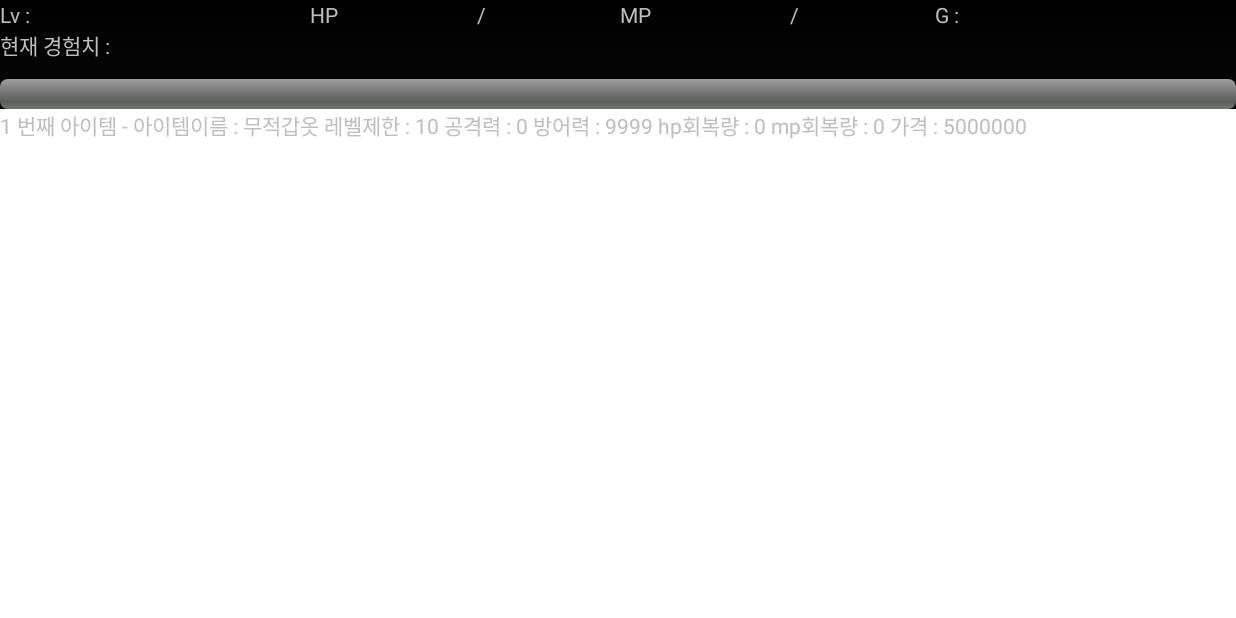
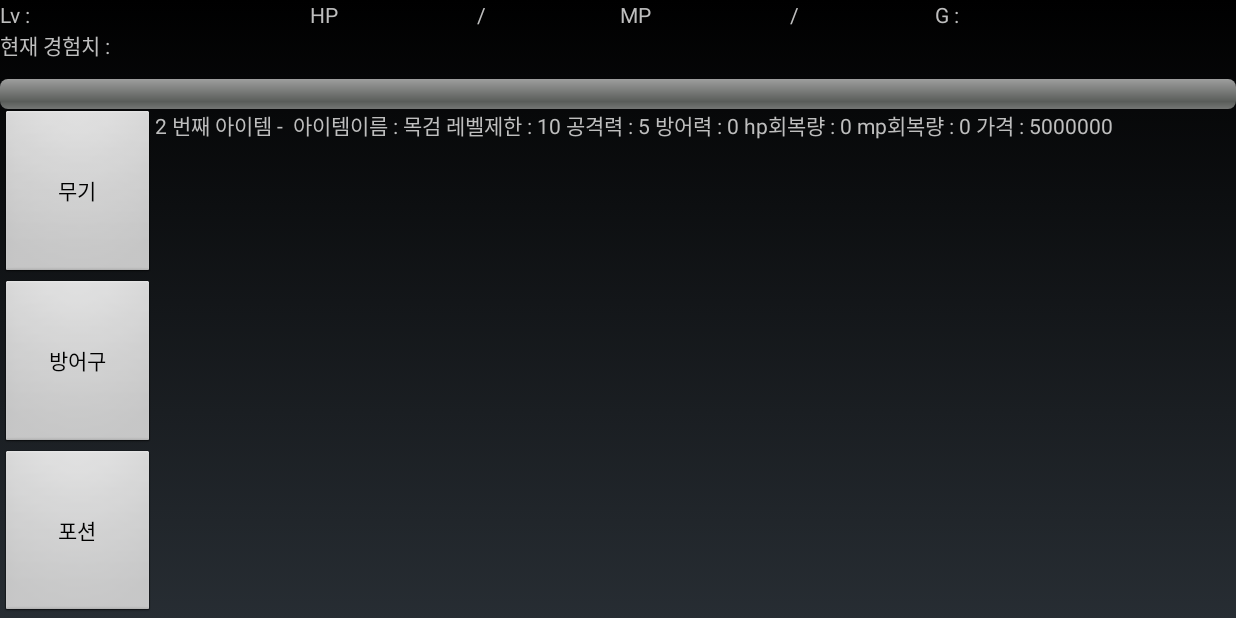
Before and after one commit to qhtlr4/Android_RPG_project, an Android app: the GameActivity screen opened directly, with no data from a screen before it, after a tap on "인벤토리", on a phone screen of 824 x 412 dp (held sideways). Run offline under Robolectric (Android 15) with nearby library versions, the phone set to English and light mode, and no system bars; 2 statements that could not run were skipped.

Commit message:
인벤토리 레이아웃 구현 db작동 확인

```diff
--- a/app/src/main/java/com/example/sec/android_rpg_project/DBHelper.java
+++ b/app/src/main/java/com/example/sec/android_rpg_project/DBHelper.java
@@ -21,19 +21,20 @@ public class DBHelper extends SQLiteOpenHelper {
 
     @Override
     public void onCreate(SQLiteDatabase sqLiteDatabase) {
-        //아이템번호, 이름, 레벨제헌, 공, 방어, 피회복, 마나회복, 가격
+        //아이템번호, 이름, 레벨제헌, 공, 방어, 피회복, 마나회복, 가격, 아이템클래스(0, 1, 2, 3)
         //item_id = 1부터 시작
-        sqLiteDatabase.execSQL("CREATE TABLE ITEM (item_id INTEGER PRIMARY KEY AUTOINCREMENT, item_name TEXT, use_level INTEGER, attack INTEGER, defence INTEGER, addHp INTEGER, addMp INTEGER, cost INTEGER);");
-        sqLiteDatabase.execSQL("INSERT INTO ITEM VALUES(null, '골드', 0, 0, 0, 0, 0, 0);");
-        sqLiteDatabase.execSQL("INSERT INTO ITEM VALUES(null, '목검', 5, 5, 0, 0, 0, 500);");
-        sqLiteDatabase.execSQL("INSERT INTO ITEM VALUES(null, '청동검', 7, 7, 0, 0, 0, 5000);");
-        sqLiteDatabase.execSQL("INSERT INTO ITEM VALUES(null, '강철검', 9, 9, 0, 0, 0, 50000);");
-        sqLiteDatabase.execSQL("INSERT INTO ITEM VALUES(null, '다이아몬드검', 11, 11, 0, 0, 0, 500000);");
-        sqLiteDatabase.execSQL("INSERT INTO ITEM VALUES(null, '헌 가죽 옷', 0, 0, 5, 0, 0, 500);");
-        sqLiteDatabase.execSQL("INSERT INTO ITEM VALUES(null, '가죽 옷', 0, 0, 7, 0, 0, 5000);");
-        sqLiteDatabase.execSQL("INSERT INTO ITEM VALUES(null, '청동 갑옷', 0, 0, 9, 0, 0, 50000);");
-        sqLiteDatabase.execSQL("INSERT INTO ITEM VALUES(null, '가벼운 강철 갑옷', 0, 0, 11, 0, 0, 500000);");
-        sqLiteDatabase.execSQL("INSERT INTO ITEM VALUES(null, '무적갑옷', 10, 0, 9999, 0, 0, 5000000);");
+        sqLiteDatabase.execSQL("CREATE TABLE ITEM (item_id INTEGER PRIMARY KEY AUTOINCREMENT, item_name TEXT, use_level INTEGER, attack INTEGER, defence INTEGER, addHp INTEGER, addMp INTEGER, cost INTEGER, class INTEGER);");
+        sqLiteDatabase.execSQL("INSERT INTO ITEM VALUES(null, '골드', 0, 0, 0, 0, 0, 0, 0);");
+        sqLiteDatabase.execSQL("INSERT INTO ITEM VALUES(null, '목검', 5, 5, 0, 0, 0, 500, 1);");
+        sqLiteDatabase.execSQL("INSERT INTO ITEM VALUES(null, '청동검', 7, 7, 0, 0, 0, 5000, 1);");
+        sqLiteDatabase.execSQL("INSERT INTO ITEM VALUES(null, '강철검', 9, 9, 0, 0, 0, 50000, 1);");
+        sqLiteDatabase.execSQL("INSERT INTO ITEM VALUES(null, '다이아몬드검', 11, 11, 0, 0, 0, 500000, 1);");
+        sqLiteDatabase.execSQL("INSERT INTO ITEM VALUES(null, '헌 가죽 옷', 0, 0, 5, 0, 0, 500, 2);");
+        sqLiteDatabase.execSQL("INSERT INTO ITEM VALUES(null, '가죽 옷', 0, 0, 7, 0, 0, 5000, 2);");
+        sqLiteDatabase.execSQL("INSERT INTO ITEM VALUES(null, '청동 갑옷', 0, 0, 9, 0, 0, 50000, 2);");
+        sqLiteDatabase.execSQL("INSERT INTO ITEM VALUES(null, '가벼운 강철 갑옷', 0, 0, 11, 0, 0, 500000, 2);");
+        sqLiteDatabase.execSQL("INSERT INTO ITEM VALUES(null, '무적갑옷', 10, 0, 9999, 0, 0, 5000000, 2);");
+        sqLiteDatabase.execSQL("INSERT INTO ITEM VALUES(null, 'HP 포션', 0, 0, 0, 30, 0, 500, 3);");
 
         sqLiteDatabase.execSQL("CREATE TABLE MOB (mob_id INTEGER PRIMARY KEY AUTOINCREMENT, mob_name TEXT, hp INTEGER, damage INTEGER, exp INTEGER, is_boss INTEGER);");  //
         sqLiteDatabase.execSQL("INSERT INTO MOB VALUES(null, '레벨1 몬스터', 20, 3, 3, 0);");
@@ -62,10 +63,12 @@ public class DBHelper extends SQLiteOpenHelper {
         // 샵위치아이템번호, 아이템번호, 이름, 레벨제헌, 공, 방어, 피회복, 마나회복, 가격
         sqLiteDatabase.execSQL("CREATE TABLE SHOP (idx INTEGER PRIMARY KEY AUTOINCREMENT, item_id INTEGER, item_name TEXT, use_level INTEGER, attack INTEGER, defence INTEGER, addHp INTEGER, addMp INTEGER, cost INTEGER);");
         // 아이템이위치한칸, 아이템번호, 이름, 레벨제헌, 공, 방어, 피회복, 마나회복, 가격, 착용여부(0 or 1)
-        sqLiteDatabase.execSQL("CREATE TABLE INVENTORY (slot INTEGER PRIMARY KEY, item_id INTEGER, item_name TEXT, use_level INTEGER, attack INTEGER, defence INTEGER, addHp INTEGER, addMp INTEGER, cost INTEGER, is_equip INTEGER);");  //아이템이위치한칸, 아이템번호, 이름, 레벨제헌, 공, 방어, 피회복, 마나회복, 가격, 착용여부(0 or 1)
+        sqLiteDatabase.execSQL("CREATE TABLE INVENTORY (slot INTEGER PRIMARY KEY, item_id INTEGER, item_name TEXT, use_level INTEGER, attack INTEGER, defence INTEGER, addHp INTEGER, addMp INTEGER, cost INTEGER, is_equip INTEGER, class INTEGER);");  //아이템이위치한칸, 아이템번호, 이름, 레벨제헌, 공, 방어, 피회복, 마나회복, 가격, 착용여부(0 or 1)
 
         //test value
-        sqLiteDatabase.execSQL("INSERT INTO INVENTORY VALUES(null, 8, '무적갑옷', 10, 0, 9999, 0, 0, 5000000, 0);");
+        sqLiteDatabase.execSQL("INSERT INTO INVENTORY VALUES(null, 8, '무적갑옷', 10, 0, 9999, 0, 0, 5000000, 0, 2);");
+        sqLiteDatabase.execSQL("INSERT INTO INVENTORY VALUES(null, 2, '목검', 10, 5, 0, 0, 0, 5000000, 0, 1);");
+        sqLiteDatabase.execSQL("INSERT INTO INVENTORY VALUES(null, 9, 'HP 포션', 0, 0, 0, 30, 0, 500, 0, 3);");
     }
 
     @Override
@@ -83,24 +86,22 @@ public class DBHelper extends SQLiteOpenHelper {
         */
     }
 
-    public String getInventoryResult() {
+    public String getInventoryResult(int clas) {
         // 인벤토리 DB 열기
         SQLiteDatabase db = getReadableDatabase();
         String result = "";
 
         // DB에 있는 데이터를 쉽게 처리하기 위해 Cursor를 사용하여 테이블에 있는 모든 데이터 출력
-        Cursor cursor = db.rawQuery("SELECT * FROM INVENTORY", null);
+        Cursor cursor = db.rawQuery("SELECT * FROM INVENTORY WHERE class=" + clas, null);
         while (cursor.moveToNext()) {
-            result += cursor.getInt(0)
-                    + " 번째 아이템 - "
-                    + "아이템이름 : "
-                    + cursor.getString(2)
-                    + " 레벨제한 : "
-                    + cursor.getInt(3)
-                    + " 공격력 : " + cursor.getInt(4) + " 방어력 : "
-                    + cursor.getInt(5) + " hp회복량 : " + cursor.getInt(6) + " mp회복량 : "
-                    + cursor.getInt(7) + " 가격 : "
-                    + cursor.getInt(8);
+            result += cursor.getInt(0) + " 번째 아이템 - "
+                    + " 아이템이름 : " + cursor.getString(2)
+                    + " 레벨제한 : " + cursor.getInt(3)
+                    + " 공격력 : " + cursor.getInt(4)
+                    + " 방어력 : " + cursor.getInt(5)
+                    + " hp회복량 : " + cursor.getInt(6)
+                    + " mp회복량 : " + cursor.getInt(7)
+                    + " 가격 : " + cursor.getInt(8);
         }
         return result;
     }
@@ -183,7 +184,8 @@ public class DBHelper extends SQLiteOpenHelper {
             int hp = cursor.getInt(5);
             int mp = cursor.getInt(6);
             int cost = cursor.getInt(7);
-            db2.execSQL("INSERT INTO INVENTORY VALUES(null, "+ (item_id) + ", '" + item_name + "', " + limit_level + ", " + attack + ", " + defence + ", " + hp + ", " + mp + ", " + cost + ", 0);");
+            int clas = cursor.getInt(8);
+            db2.execSQL("INSERT INTO INVENTORY VALUES(null, "+ (item_id) + ", '" + item_name + "', " + limit_level + ", " + attack + ", " + defence + ", " + hp + ", " + mp + ", " + cost + ", 0, " + clas + ");");
         }
     }
 
--- a/app/src/main/java/com/example/sec/android_rpg_project/GameActivity.java
+++ b/app/src/main/java/com/example/sec/android_rpg_project/GameActivity.java
@@ -30,14 +30,20 @@ public class GameActivity extends Activity {
     TextView max_hp;
     TextView max_mp;
 
+    //inventory
     LinearLayout inventory_layout;
-    TextView inventory_view;
+    TextView weapon_view;
+    TextView armor_view;
+    TextView potion_view;
+
+    //ability
     LinearLayout ability_layout;
     TextView ability_attack;
     TextView ability_defence;
     TextView ability_point;
     TextView ability_hp;
     TextView ability_mp;
+
     TableLayout menuBtns;
     LinearLayout war_level_Layout;
 
@@ -83,15 +89,19 @@ public class GameActivity extends Activity {
 
         final DBHelper dbHelper = new DBHelper(this);
         menuBtns = (TableLayout)findViewById(R.id.menuBtns);
-        inventory_view = (TextView)findViewById(R.id.inventory_view);
-        inventory_layout = (LinearLayout)findViewById(R.id.inventoryLayout);
+        inventory_layout = (LinearLayout)findViewById(R.id.inventory_layout);
+        weapon_view = (TextView)findViewById(R.id.weapon_view);
+        armor_view = (TextView)findViewById(R.id.armor_view);
+        potion_view = (TextView)findViewById(R.id.potion_view);
         Button inventory = (Button)findViewById(R.id.inventory);
         inventory.setOnClickListener(new View.OnClickListener() {
             @Override
             public void onClick(View view) {
                 inventory_layout.setVisibility(View.VISIBLE);
                 menuBtns.setVisibility(View.INVISIBLE);
-                inventory_view.setText(dbHelper.getInventoryResult());
+                weapon_view.setText(dbHelper.getInventoryResult(1));
+                armor_view.setText(dbHelper.getInventoryResult(2));
+                potion_view.setText(dbHelper.getInventoryResult(3));
             }
         });
 
@@ -140,6 +150,25 @@ public class GameActivity extends Activity {
         });
     }
 
+    public void itemclass(View v){
+        switch (v.getId()){
+            case R.id.weapon_btn:
+                weapon_view.setVisibility(View.VISIBLE);
+                armor_view.setVisibility(View.INVISIBLE);
+                potion_view.setVisibility(View.INVISIBLE);
+                break;
+            case R.id.armor_btn:
+                weapon_view.setVisibility(View.INVISIBLE);
+                armor_view.setVisibility(View.VISIBLE);
+                potion_view.setVisibility(View.INVISIBLE);
+                break;
+            case R.id.potion_btn:
+                weapon_view.setVisibility(View.INVISIBLE);
+                armor_view.setVisibility(View.INVISIBLE);
+                potion_view.setVisibility(View.VISIBLE);
+                break;
+        }
+    }
 
     public void ability_up(View v){
         if(Integer.parseInt(ability_point.getText().toString()) == 0){
--- a/app/src/main/res/layout/activity_game.xml
+++ b/app/src/main/res/layout/activity_game.xml
@@ -98,15 +98,70 @@
         android:layout_height="match_parent">
 
         <LinearLayout
+            android:layout_height="match_parent"
             android:layout_width="match_parent"
-            android:layout_height="match_parent"
+            android:orientation="horizontal"
             android:visibility="invisible"
-            android:background="#ffffff"
-            android:id="@+id/inventoryLayout">
-            <TextView
+            android:id="@+id/inventory_layout">
+
+            <!-- 인벤토리에서 보여줄 항목을 표시 무기 방어구 포션 3개의 layout이 프레임에 들어감 -->
+            <LinearLayout
                 android:layout_width="match_parent"
                 android:layout_height="match_parent"
-                android:id="@+id/inventory_view"/>
+                android:orientation="vertical"
+                android:layout_weight="7"
+                android:id="@+id/inventory_button_layout">
+
+                <Button
+                    android:id="@+id/weapon_btn"
+                    android:layout_width="match_parent"
+                    android:layout_height="match_parent"
+                    android:text="무기"
+                    android:layout_weight="1"
+                    android:onClick="itemclass" />
+
+                <Button
+                    android:id="@+id/armor_btn"
+                    android:layout_width="match_parent"
+                    android:layout_height="match_parent"
+                    android:layout_weight="1"
+                    android:text="방어구"
+                    android:onClick="itemclass" />
+
+                <Button
+                    android:id="@+id/potion_btn"
+                    android:layout_width="match_parent"
+                    android:layout_height="match_parent"
+                    android:text="포션"
+                    android:layout_weight="1"
+                    android:onClick="itemclass" />
+            </LinearLayout>
+
+            <FrameLayout
+                android:layout_width="match_parent"
+                android:layout_height="match_parent"
+                android:layout_weight="1">
+                <!-- 무기 -->
+                <TextView
+                    android:layout_width="match_parent"
+                    android:layout_height="match_parent"
+                    android:visibility="visible"
+                    android:id="@+id/weapon_view"/>
+
+                <!-- 방어구 -->
+                <TextView
+                    android:layout_width="match_parent"
+                    android:layout_height="match_parent"
+                    android:visibility="invisible"
+                    android:id="@+id/armor_view"/>
+
+                <!-- 포션 -->
+                <TextView
+                    android:layout_width="match_parent"
+                    android:layout_height="match_parent"
+                    android:visibility="invisible"
+                    android:id="@+id/potion_view"/>
+            </FrameLayout>
         </LinearLayout>
 
         <LinearLayout
```
